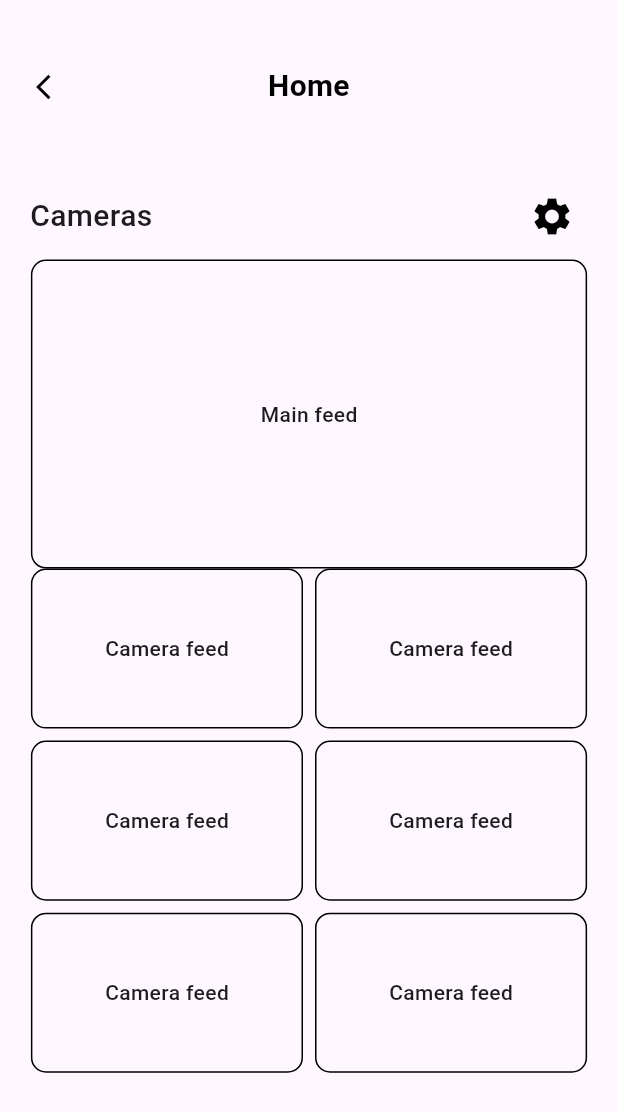
After one commit to Mortza1/nextgen, a Flutter app: the CameraScreen screen opened directly, on a phone screen of 412 x 824 dp. The commit adds this screen. Shown: the top 1112 px of the screen. Run offline on Flutter 3.47's test engine with Material 3 defaults, Android fonts, the phone set to English and light mode, and no system bars; our stand-ins replace audio_video_progress_bar; missing offline and left inert: circular_seek_bar, flutter_advanced_seekbar.

Commit message:
camera feed done

```diff
--- a/lib/main.dart
+++ b/lib/main.dart
@@ -41,8 +41,8 @@ class _MyHomePageState extends State<MyHomePage> {
     return Scaffold(
         body: Container(
           height: MediaQuery.of(context).size.height,
-          color: Color(0xfffcfcfd),
-          child:  CustomTabScreen(),)
+          // color: Color(0xfffcfcfd),
+          child:  CustomTabScreen(model: widget.model,),)
     );
   }
 }
--- a/lib/model/appliance.dart
+++ b/lib/model/appliance.dart
@@ -1,21 +1,19 @@
-import 'package:flutter/cupertino.dart';
+import 'package:flutter/material.dart';
 
 class Appliance {
   String id;
   String title;
-  String subtitle;
-  IconData leftIcon;
-  IconData topRightIcon;
-  IconData bottomRightIcon;
+  IconData mainIcon;
+  String mainIconString;
+  Map<String, dynamic> state;
   bool isEnable;
 
   Appliance({
     this.id = '', // Default value or nullable
     this.title = '',
-    this.subtitle = '',
-    required this.leftIcon,
-    required this.topRightIcon,
-    required this.bottomRightIcon,
-    this.isEnable = true,  // Default value for boolean
+    this.mainIcon = Icons.tv,
+    this.mainIconString = '',
+    this.state = const {'state': 'off'},
+    this.isEnable = false,  // Default value for boolean
   });
 }
--- /dev/null
+++ b/lib/pages/camera.dart
@@ -0,0 +1,141 @@
+import 'package:flutter/material.dart';
+import 'package:circular_seek_bar/circular_seek_bar.dart';
+
+class CameraScreen extends StatefulWidget {
+  const CameraScreen({super.key});
+
+  @override
+  CameraScreenState createState() => CameraScreenState();
+}
+
+class CameraScreenState extends State<CameraScreen> {
+  final double _progress = 0;
+  final ValueNotifier<double> _valueNotifier = ValueNotifier(0);
+
+  @override
+  void dispose() {
+    _valueNotifier.dispose();
+    super.dispose();
+  }
+
+  @override
+  Widget build(BuildContext context) {
+    return Scaffold(
+      body: Column(
+        children: [
+          _screenHeader(),
+          _settingOptions(),
+          _mainCameraFeed(),
+          _allCameraGrid()
+        ],
+      ),
+    );
+  }
+
+  Widget _screenHeader() {
+    return Container(
+      width: MediaQuery.of(context).size.width,
+      height: MediaQuery.of(context).size.height * 0.14,
+      padding: EdgeInsets.symmetric(horizontal: 10),
+      child: Row(
+        children: [
+          IconButton(
+            icon: Icon(Icons.arrow_back_ios, size: 20, color: Colors.black),
+            onPressed: () {
+              Navigator.pop(context);
+            },
+          ),
+          Expanded(
+            child: Align(
+              alignment: Alignment.center,
+              child: Text(
+                "Home",
+                style: TextStyle(
+                  color: Colors.black,
+                  fontWeight: FontWeight.w800,
+                  fontSize: 20,
+                ),
+                textAlign: TextAlign.center,
+              ),
+            ),
+          ),
+          SizedBox(width: 48),
+        ],
+      ),
+    );
+  }
+
+  Widget _settingOptions() {
+    return Container(
+      width: MediaQuery.of(context).size.width,
+      height: MediaQuery.of(context).size.height * 0.07,
+      padding: EdgeInsets.symmetric(horizontal: 20),
+      child: Row(
+        mainAxisAlignment: MainAxisAlignment.spaceBetween,
+        crossAxisAlignment: CrossAxisAlignment.center,
+        children: [
+          Text('Cameras', style: TextStyle(fontSize: 20)),
+          Row(
+            crossAxisAlignment: CrossAxisAlignment.center,
+            children: [
+              IconButton(
+                icon: Icon(Icons.settings, size: 30, color: Colors.black),
+                onPressed: () {},
+                tooltip: "Settings",
+              ),
+            ],
+          ),
+        ],
+      ),
+    );
+  }
+
+  Widget _mainCameraFeed() {
+    return Container(
+      width: MediaQuery.of(context).size.width * 0.9,
+      height: MediaQuery.of(context).size.height * 0.25,
+      decoration: BoxDecoration(
+        border: Border.all(color: Colors.black),
+        borderRadius: BorderRadius.circular(10)
+      ),
+      child: Center(
+        child: Text('Main feed'),
+      ),
+    );
+  }
+
+  Widget _allCameraGrid() {
+    return SizedBox(
+      width: MediaQuery.of(context).size.width * 0.9,
+      height: MediaQuery.of(context).size.height * 0.45,
+      child: Expanded(
+        child: GridView.builder(
+          physics: AlwaysScrollableScrollPhysics(), // Allow vertical scrolling
+          gridDelegate: SliverGridDelegateWithFixedCrossAxisCount(
+            crossAxisCount: 2, // 2 boxes per row
+            crossAxisSpacing: 8.0, // Spacing between columns
+            mainAxisSpacing: 8.0, // Spacing between rows
+            childAspectRatio: 1.7, // Adjust box proportions
+          ),
+          itemCount: 6, // Total number of boxes
+          itemBuilder: (BuildContext context, int index) {
+            return GestureDetector(
+              onTap: () {},
+              child: Container(
+                  padding: const EdgeInsets.symmetric(horizontal: 10),
+                  decoration: BoxDecoration(
+                    border: Border.all(color: Colors.black), // Background color for the boxes
+                    borderRadius: BorderRadius.circular(10.0), // Rounded corners
+                  ),
+                  child: Center(
+                    child: Text('Camera feed'),
+                  )
+              ),
+            );
+          },
+        ),
+      ),
+    );
+  }
+
+}
--- a/lib/pages/home_page_body.dart
+++ b/lib/pages/home_page_body.dart
@@ -5,14 +5,17 @@ import 'package:nextgen_software/pages/speaker.dart';
 import 'package:nextgen_software/pages/thermostat.dart';
 import 'package:nextgen_software/pages/tv.dart';
 
+import '../scopedModel/connectedModel.dart';
+import 'camera.dart';
 import 'morning.dart';
 
 class HomePageBody extends StatefulWidget {
-  const HomePageBody({super.key});
+  final ApplianceModel model;
+  const HomePageBody({super.key, required this.model});
 
   // HomePageBody(this.model);
 
-  // final ApplianceModel model;
+
 
   @override
   _HomePageBodyState createState() => _HomePageBodyState();
@@ -252,6 +255,12 @@ class _HomePageBodyState extends State<HomePageBody> {
                         MaterialPageRoute(builder: (context) => CurtainScreen()),
                         );
                         }
+                        if (index == 5) { // Check if it's the first tile
+                          Navigator.push(
+                            context,
+                            MaterialPageRoute(builder: (context) => CameraScreen()),
+                          );
+                        }
                       },
                       child: Container(
                         padding: const EdgeInsets.symmetric(horizontal: 10),
--- a/lib/pages/tab.dart
+++ b/lib/pages/tab.dart
@@ -2,8 +2,11 @@ import 'package:flutter/material.dart';
 import 'package:nextgen_software/pages/home_page_body.dart';
 import 'package:nextgen_software/pages/overview.dart';
 
+import '../scopedModel/connectedModel.dart';
+
 class CustomTabScreen extends StatefulWidget {
-  const CustomTabScreen({super.key});
+  final ApplianceModel model;
+  const CustomTabScreen({super.key, required this.model});
 
   @override
   _CustomTabScreenState createState() => _CustomTabScreenState();
@@ -12,18 +15,17 @@ class CustomTabScreen extends StatefulWidget {
 class _CustomTabScreenState extends State<CustomTabScreen> {
   int _currentIndex = 0;
 
-  final List<Widget> _screens = [
-    HomePageBody(),
-    OverviewScreen(),
-    ScreenThree(),
-  ];
-
   @override
   Widget build(BuildContext context) {
+    final List<Widget> screens = [
+      HomePageBody(model: widget.model,),
+      OverviewScreen(),
+      ScreenThree(),
+    ];
     return Scaffold(
       body: Stack(
         children: [
-          _screens[_currentIndex], // Display the current screen
+          screens[_currentIndex], // Display the current screen
           Positioned(
             bottom: 20, // Adjust distance from the bottom of the screen
             left: 20,
--- a/lib/scopedModel/connectedModel.dart
+++ b/lib/scopedModel/connectedModel.dart
@@ -1,4 +1,3 @@
-import 'package:flutter/cupertino.dart';
 import 'package:flutter/material.dart';
 import 'package:scoped_model/scoped_model.dart';
 
@@ -7,44 +6,29 @@ import '../model/appliance.dart';
 class  ConnectedModel extends Model{
   final List<Appliance> _applianceList = [
     Appliance(
-        title : 'A/C',
-        subtitle : '24 C',
-        leftIcon : Icons.ac_unit,
-        topRightIcon : Icons.threesixty,
-        bottomRightIcon: Icons.threesixty,
+        title : 'Tv',
+        mainIcon: Icons.tv,
         isEnable : true),
     Appliance(
-        title : 'Music',
-        subtitle : 'Turned off',
-        leftIcon : Icons.queue_music,
-        topRightIcon : Icons.threesixty,
-        bottomRightIcon: Icons.threesixty,
-        isEnable : false),
-    Appliance(
-        title : 'Router',
-        subtitle : 'Sweet Home',
-        leftIcon : Icons.router,
-        topRightIcon : Icons.router,
-        bottomRightIcon: Icons.threesixty,
+        title : 'Tv',
+        mainIcon: Icons.tv,
         isEnable : true),
     Appliance(
-        title : 'Light',
-        subtitle : '70 % brightness',
-        leftIcon : Icons.lightbulb_outline,
-        topRightIcon : Icons.threesixty,
-        bottomRightIcon: Icons.threesixty,
+        title : 'Tv',
+        mainIcon: Icons.tv,
         isEnable : true),
     Appliance(
-        title : 'null',
-        subtitle : '70 % brightness',
-        leftIcon : Icons.threesixty,
-        topRightIcon : Icons.threesixty,
-        bottomRightIcon: Icons.threesixty,
+        title : 'Tv',
+        mainIcon: Icons.tv,
+        isEnable : true),
+    Appliance(
+        title : 'Tv',
+        mainIcon: Icons.tv,
         isEnable : true),
   ];
 }
 class ApplianceModel extends ConnectedModel {
-  List<Appliance> get allYatch {
+  List<Appliance> get allFetch {
     return List.from(_applianceList);
   }
 }
```
